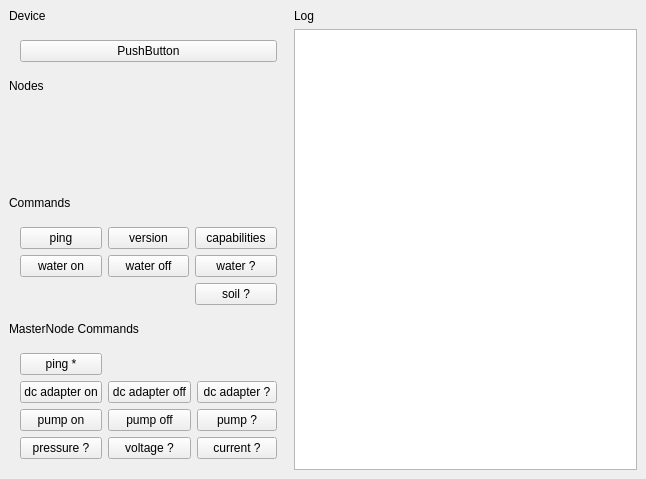
yurrrets/borjomi, file C++/SimpleControl/MainWindow.ui: the form before one commit.
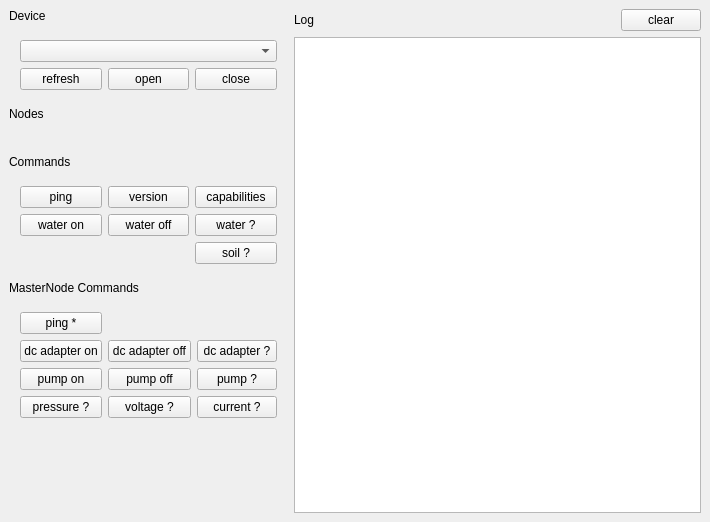
The form after the commit.

Commit message: Add serial device; add functionality for buttons

What changed in the file:
```diff
--- a/C++/SimpleControl/MainWindow.ui
+++ b/C++/SimpleControl/MainWindow.ui
@@ -6,8 +6,8 @@
    <rect>
     <x>0</x>
     <y>0</y>
-    <width>646</width>
-    <height>479</height>
+    <width>710</width>
+    <height>522</height>
    </rect>
   </property>
   <property name="windowTitle">
@@ -67,13 +67,30 @@
           <item>
            <widget class="QWidget" name="widget_2" native="true">
             <layout class="QGridLayout" name="gridLayout_2">
-             <item row="0" column="0">
-              <widget class="QPushButton" name="pushButton">
+             <item row="1" column="1">
+              <widget class="QPushButton" name="pbDeviceOpen">
                <property name="text">
-                <string>PushButton</string>
+                <string>open</string>
                </property>
               </widget>
              </item>
+             <item row="1" column="2">
+              <widget class="QPushButton" name="pbDeviceClose">
+               <property name="text">
+                <string>close</string>
+               </property>
+              </widget>
+             </item>
+             <item row="1" column="0">
+              <widget class="QPushButton" name="pbDeviceRefreshList">
+               <property name="text">
+                <string>refresh</string>
+               </property>
+              </widget>
+             </item>
+             <item row="0" column="0" colspan="3">
+              <widget class="QComboBox" name="cbDeviceList"/>
+             </item>
             </layout>
            </widget>
           </item>
@@ -82,7 +99,7 @@
        </item>
        <item>
         <widget class="QWidget" name="wgtNodes" native="true">
-         <layout class="QVBoxLayout" name="verticalLayout_3" stretch="0,1">
+         <layout class="QVBoxLayout" name="verticalLayout_3">
           <property name="leftMargin">
            <number>0</number>
           </property>
@@ -112,7 +129,7 @@
        </item>
        <item>
         <widget class="QWidget" name="wgtCommands" native="true">
-         <layout class="QVBoxLayout" name="verticalLayout_4" stretch="0,0">
+         <layout class="QVBoxLayout" name="verticalLayout_4">
           <property name="leftMargin">
            <number>0</number>
           </property>
@@ -192,7 +209,7 @@
        </item>
        <item>
         <widget class="QWidget" name="wgtMasterCommands" native="true">
-         <layout class="QVBoxLayout" name="verticalLayout_5" stretch="0,1">
+         <layout class="QVBoxLayout" name="verticalLayout_5">
           <property name="leftMargin">
            <number>0</number>
           </property>
@@ -291,6 +308,19 @@
          </layout>
         </widget>
        </item>
+       <item>
+        <spacer name="verticalSpacer">
+         <property name="orientation">
+          <enum>Qt::Vertical</enum>
+         </property>
+         <property name="sizeHint" stdset="0">
+          <size>
+           <width>20</width>
+           <height>40</height>
+          </size>
+         </property>
+        </spacer>
+       </item>
       </layout>
      </widget>
     </item>
@@ -310,14 +340,52 @@
         <number>0</number>
        </property>
        <item>
-        <widget class="QLabel" name="label">
-         <property name="text">
-          <string>Log</string>
-         </property>
+        <widget class="QWidget" name="widget" native="true">
+         <layout class="QHBoxLayout" name="horizontalLayout_2">
+          <property name="leftMargin">
+           <number>0</number>
+          </property>
+          <property name="topMargin">
+           <number>0</number>
+          </property>
+          <property name="rightMargin">
+           <number>0</number>
+          </property>
+          <property name="bottomMargin">
+           <number>0</number>
+          </property>
+          <item>
+           <widget class="QLabel" name="label">
+            <property name="text">
+             <string>Log</string>
+            </property>
+           </widget>
+          </item>
+          <item>
+           <spacer name="horizontalSpacer">
+            <property name="orientation">
+             <enum>Qt::Horizontal</enum>
+            </property>
+            <property name="sizeHint" stdset="0">
+             <size>
+              <width>40</width>
+              <height>20</height>
+             </size>
+            </property>
+           </spacer>
+          </item>
+          <item>
+           <widget class="QPushButton" name="pbClearLog">
+            <property name="text">
+             <string>clear</string>
+            </property>
+           </widget>
+          </item>
+         </layout>
         </widget>
        </item>
        <item>
-        <widget class="QTextEdit" name="textEdit"/>
+        <widget class="QTextEdit" name="txtLog"/>
        </item>
       </layout>
      </widget>
```
The commit also changes 3 other files.
